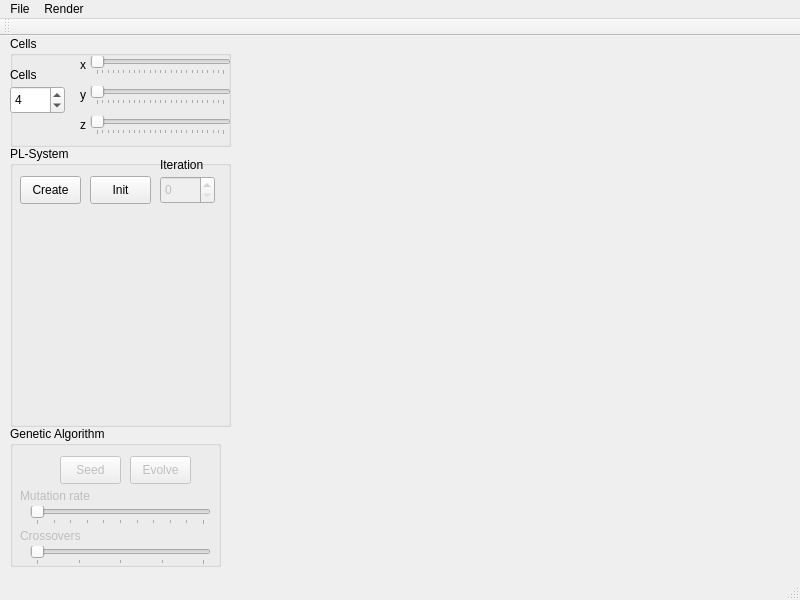
The window that mainwindow.ui (caro3801/plsys) describes before a commit, drawn with Qt 5.
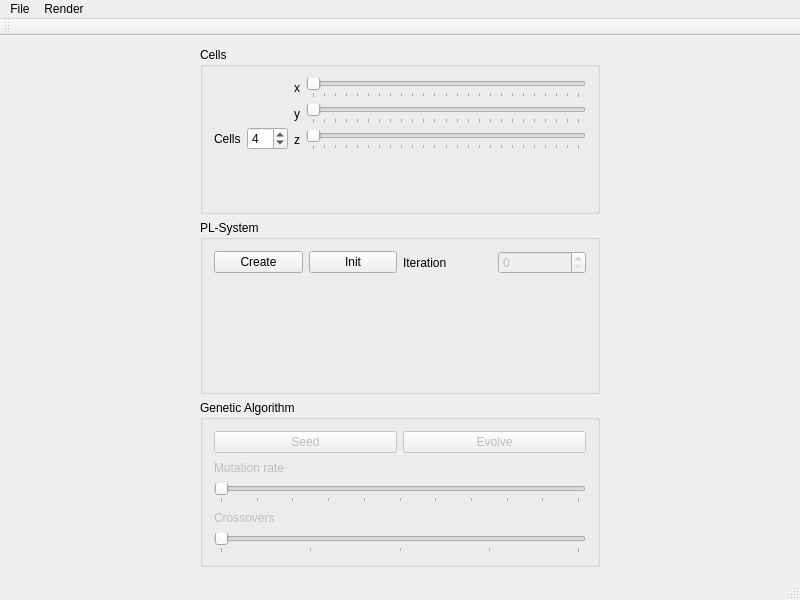
The same window after the commit. Custom widgets are drawn as their Qt base class.

What changed in the file:
```diff
--- a/mainwindow.ui
+++ b/mainwindow.ui
@@ -11,7 +11,7 @@
    </rect>
   </property>
   <property name="sizePolicy">
-   <sizepolicy hsizetype="Preferred" vsizetype="Preferred">
+   <sizepolicy hsizetype="Maximum" vsizetype="MinimumExpanding">
     <horstretch>0</horstretch>
     <verstretch>0</verstretch>
    </sizepolicy>
@@ -24,420 +24,366 @@
   </property>
   <property name="maximumSize">
    <size>
-    <width>800</width>
-    <height>600</height>
+    <width>3000</width>
+    <height>3000</height>
    </size>
   </property>
   <property name="windowTitle">
    <string>MainWindow</string>
   </property>
   <widget class="QWidget" name="centralWidget">
-   <widget class="QGroupBox" name="groupBoxAG">
-    <property name="enabled">
-     <bool>true</bool>
-    </property>
-    <property name="geometry">
-     <rect>
-      <x>10</x>
-      <y>390</y>
-      <width>211</width>
-      <height>141</height>
-     </rect>
-    </property>
-    <property name="title">
-     <string>Genetic Algorithm</string>
-    </property>
-    <widget class="QPushButton" name="pushButtonSeedAG">
-     <property name="enabled">
-      <bool>false</bool>
-     </property>
-     <property name="geometry">
-      <rect>
-       <x>50</x>
-       <y>30</y>
-       <width>61</width>
-       <height>28</height>
-      </rect>
-     </property>
-     <property name="text">
-      <string>Seed</string>
-     </property>
-    </widget>
-    <widget class="QPushButton" name="pushButtonEvolveAG">
-     <property name="enabled">
-      <bool>false</bool>
-     </property>
-     <property name="geometry">
-      <rect>
-       <x>120</x>
-       <y>30</y>
-       <width>61</width>
-       <height>28</height>
-      </rect>
-     </property>
-     <property name="text">
-      <string>Evolve</string>
-     </property>
-    </widget>
-    <widget class="QSlider" name="horizontalSliderMutations">
-     <property name="enabled">
-      <bool>false</bool>
-     </property>
-     <property name="geometry">
-      <rect>
-       <x>20</x>
-       <y>80</y>
-       <width>181</width>
-       <height>19</height>
-      </rect>
-     </property>
-     <property name="maximum">
-      <number>100</number>
-     </property>
-     <property name="orientation">
-      <enum>Qt::Horizontal</enum>
-     </property>
-     <property name="tickPosition">
-      <enum>QSlider::TicksBelow</enum>
-     </property>
-     <property name="tickInterval">
-      <number>10</number>
-     </property>
-    </widget>
-    <widget class="QSlider" name="horizontalSliderCrossover">
-     <property name="enabled">
-      <bool>false</bool>
-     </property>
-     <property name="geometry">
-      <rect>
-       <x>20</x>
-       <y>120</y>
-       <width>181</width>
-       <height>19</height>
-      </rect>
-     </property>
-     <property name="maximum">
-      <number>4</number>
-     </property>
-     <property name="pageStep">
-      <number>1</number>
-     </property>
-     <property name="orientation">
-      <enum>Qt::Horizontal</enum>
-     </property>
-     <property name="tickPosition">
-      <enum>QSlider::TicksBelow</enum>
-     </property>
-     <property name="tickInterval">
-      <number>1</number>
-     </property>
-    </widget>
-    <widget class="QLabel" name="labelMutRate">
-     <property name="enabled">
-      <bool>false</bool>
-     </property>
-     <property name="geometry">
-      <rect>
-       <x>10</x>
-       <y>60</y>
-       <width>81</width>
-       <height>20</height>
-      </rect>
-     </property>
-     <property name="text">
-      <string>Mutation rate</string>
-     </property>
-    </widget>
-    <widget class="QLabel" name="labelCrossRate">
-     <property name="enabled">
-      <bool>false</bool>
-     </property>
-     <property name="geometry">
-      <rect>
-       <x>10</x>
-       <y>100</y>
-       <width>81</width>
-       <height>20</height>
-      </rect>
-     </property>
-     <property name="text">
-      <string>Crossovers</string>
-     </property>
-    </widget>
-   </widget>
-   <widget class="QGroupBox" name="groupBoxPLSys">
-    <property name="geometry">
-     <rect>
-      <x>10</x>
-      <y>110</y>
-      <width>221</width>
-      <height>281</height>
-     </rect>
-    </property>
-    <property name="sizePolicy">
-     <sizepolicy hsizetype="Expanding" vsizetype="Preferred">
-      <horstretch>0</horstretch>
-      <verstretch>0</verstretch>
-     </sizepolicy>
-    </property>
-    <property name="title">
-     <string>PL-System</string>
-    </property>
-    <widget class="QPushButton" name="pushButtonCreatePLSys">
-     <property name="geometry">
-      <rect>
-       <x>10</x>
-       <y>30</y>
-       <width>61</width>
-       <height>28</height>
-      </rect>
-     </property>
-     <property name="text">
-      <string>Create</string>
-     </property>
-    </widget>
-    <widget class="QPushButton" name="pushButtonInitPLSys">
-     <property name="geometry">
-      <rect>
-       <x>80</x>
-       <y>30</y>
-       <width>61</width>
-       <height>28</height>
-      </rect>
-     </property>
-     <property name="text">
-      <string>Init</string>
-     </property>
-    </widget>
-    <widget class="QSpinBox" name="spinBoxIteration">
-     <property name="enabled">
-      <bool>false</bool>
-     </property>
-     <property name="geometry">
-      <rect>
-       <x>150</x>
-       <y>30</y>
-       <width>55</width>
-       <height>28</height>
-      </rect>
-     </property>
-     <property name="maximum">
-      <number>200</number>
-     </property>
-    </widget>
-    <widget class="QLabel" name="label_5">
-     <property name="geometry">
-      <rect>
-       <x>150</x>
-       <y>10</y>
-       <width>58</width>
-       <height>18</height>
-      </rect>
-     </property>
-     <property name="text">
-      <string>Iteration</string>
-     </property>
-    </widget>
-    <widget class="GLWidget" name="widgetPLSys" native="true">
-     <property name="geometry">
-      <rect>
-       <x>10</x>
-       <y>80</y>
-       <width>201</width>
-       <height>191</height>
-      </rect>
-     </property>
-    </widget>
-   </widget>
-   <widget class="QWidget" name="gridLayoutWidget">
-    <property name="geometry">
-     <rect>
-      <x>240</x>
-      <y>10</y>
-      <width>551</width>
-      <height>521</height>
-     </rect>
-    </property>
-    <layout class="QGridLayout" name="gridLayoutCells">
-     <property name="sizeConstraint">
-      <enum>QLayout::SetMaximumSize</enum>
-     </property>
-    </layout>
-   </widget>
-   <widget class="QGroupBox" name="groupBoxCells">
-    <property name="geometry">
-     <rect>
-      <x>10</x>
-      <y>0</y>
-      <width>221</width>
-      <height>111</height>
-     </rect>
-    </property>
-    <property name="title">
-     <string>Cells</string>
-    </property>
-    <widget class="QSlider" name="horizontalSliderX">
-     <property name="geometry">
-      <rect>
-       <x>80</x>
-       <y>20</y>
-       <width>141</width>
-       <height>19</height>
-      </rect>
-     </property>
-     <property name="maximum">
-      <number>5760</number>
-     </property>
-     <property name="singleStep">
-      <number>16</number>
-     </property>
-     <property name="pageStep">
-      <number>240</number>
-     </property>
-     <property name="orientation">
-      <enum>Qt::Horizontal</enum>
-     </property>
-     <property name="invertedAppearance">
-      <bool>false</bool>
-     </property>
-     <property name="invertedControls">
-      <bool>false</bool>
-     </property>
-     <property name="tickPosition">
-      <enum>QSlider::TicksBelow</enum>
-     </property>
-     <property name="tickInterval">
-      <number>240</number>
-     </property>
-    </widget>
-    <widget class="QSlider" name="horizontalSliderY">
-     <property name="geometry">
-      <rect>
-       <x>80</x>
-       <y>50</y>
-       <width>141</width>
-       <height>19</height>
-      </rect>
-     </property>
-     <property name="maximum">
-      <number>5760</number>
-     </property>
-     <property name="singleStep">
-      <number>16</number>
-     </property>
-     <property name="pageStep">
-      <number>240</number>
-     </property>
-     <property name="orientation">
-      <enum>Qt::Horizontal</enum>
-     </property>
-     <property name="tickPosition">
-      <enum>QSlider::TicksBelow</enum>
-     </property>
-     <property name="tickInterval">
-      <number>240</number>
-     </property>
-    </widget>
-    <widget class="QSlider" name="horizontalSliderZ">
-     <property name="geometry">
-      <rect>
-       <x>80</x>
-       <y>80</y>
-       <width>141</width>
-       <height>19</height>
-      </rect>
-     </property>
-     <property name="maximum">
-      <number>5760</number>
-     </property>
-     <property name="singleStep">
-      <number>16</number>
-     </property>
-     <property name="pageStep">
-      <number>240</number>
-     </property>
-     <property name="orientation">
-      <enum>Qt::Horizontal</enum>
-     </property>
-     <property name="tickPosition">
-      <enum>QSlider::TicksBelow</enum>
-     </property>
-     <property name="tickInterval">
-      <number>240</number>
-     </property>
-    </widget>
-    <widget class="QLabel" name="label_3">
-     <property name="geometry">
-      <rect>
-       <x>0</x>
-       <y>30</y>
-       <width>58</width>
-       <height>18</height>
-      </rect>
-     </property>
-     <property name="text">
-      <string>Cells</string>
-     </property>
-    </widget>
-    <widget class="QSpinBox" name="spinBoxNbCells">
-     <property name="geometry">
-      <rect>
-       <x>0</x>
-       <y>50</y>
-       <width>55</width>
-       <height>28</height>
-      </rect>
-     </property>
-     <property name="maximum">
-      <number>16</number>
-     </property>
-     <property name="singleStep">
-      <number>1</number>
-     </property>
-     <property name="value">
-      <number>4</number>
-     </property>
-    </widget>
-    <widget class="QLabel" name="label_4">
-     <property name="geometry">
-      <rect>
-       <x>70</x>
-       <y>20</y>
-       <width>16</width>
-       <height>18</height>
-      </rect>
-     </property>
-     <property name="text">
-      <string>x</string>
-     </property>
-    </widget>
-    <widget class="QLabel" name="label_6">
-     <property name="geometry">
-      <rect>
-       <x>70</x>
-       <y>50</y>
-       <width>16</width>
-       <height>18</height>
-      </rect>
-     </property>
-     <property name="text">
-      <string>y</string>
-     </property>
-    </widget>
-    <widget class="QLabel" name="label_7">
-     <property name="geometry">
-      <rect>
-       <x>70</x>
-       <y>80</y>
-       <width>16</width>
-       <height>18</height>
-      </rect>
-     </property>
-     <property name="text">
-      <string>z</string>
-     </property>
-    </widget>
-   </widget>
+   <layout class="QGridLayout" name="gridLayout">
+    <item row="0" column="0">
+     <layout class="QHBoxLayout" name="horizontalLayout_5">
+      <item>
+       <layout class="QVBoxLayout" name="verticalLayout_5">
+        <property name="sizeConstraint">
+         <enum>QLayout::SetMinAndMaxSize</enum>
+        </property>
+        <item>
+         <widget class="QGroupBox" name="groupBoxCells">
+          <property name="sizePolicy">
+           <sizepolicy hsizetype="Fixed" vsizetype="MinimumExpanding">
+            <horstretch>0</horstretch>
+            <verstretch>0</verstretch>
+           </sizepolicy>
+          </property>
+          <property name="minimumSize">
+           <size>
+            <width>400</width>
+            <height>0</height>
+           </size>
+          </property>
+          <property name="title">
+           <string>Cells</string>
+          </property>
+          <layout class="QHBoxLayout" name="horizontalLayout_4">
+           <item>
+            <layout class="QHBoxLayout" name="horizontalLayout_3">
+             <item>
+              <widget class="QLabel" name="label_3">
+               <property name="text">
+                <string>Cells</string>
+               </property>
+              </widget>
+             </item>
+             <item>
+              <widget class="QSpinBox" name="spinBoxNbCells">
+               <property name="maximum">
+                <number>16</number>
+               </property>
+               <property name="singleStep">
+                <number>1</number>
+               </property>
+               <property name="value">
+                <number>4</number>
+               </property>
+              </widget>
+             </item>
+            </layout>
+           </item>
+           <item>
+            <layout class="QFormLayout" name="formLayout">
+             <item row="0" column="0">
+              <widget class="QLabel" name="label_4">
+               <property name="text">
+                <string>x</string>
+               </property>
+              </widget>
+             </item>
+             <item row="0" column="1">
+              <widget class="QSlider" name="horizontalSliderX">
+               <property name="maximum">
+                <number>5760</number>
+               </property>
+               <property name="singleStep">
+                <number>16</number>
+               </property>
+               <property name="pageStep">
+                <number>240</number>
+               </property>
+               <property name="orientation">
+                <enum>Qt::Horizontal</enum>
+               </property>
+               <property name="invertedAppearance">
+                <bool>false</bool>
+               </property>
+               <property name="invertedControls">
+                <bool>false</bool>
+               </property>
+               <property name="tickPosition">
+                <enum>QSlider::TicksBelow</enum>
+               </property>
+               <property name="tickInterval">
+                <number>240</number>
+               </property>
+              </widget>
+             </item>
+             <item row="1" column="0">
+              <widget class="QLabel" name="label_6">
+               <property name="text">
+                <string>y</string>
+               </property>
+              </widget>
+             </item>
+             <item row="1" column="1">
+              <widget class="QSlider" name="horizontalSliderY">
+               <property name="maximum">
+                <number>5760</number>
+               </property>
+               <property name="singleStep">
+                <number>16</number>
+               </property>
+               <property name="pageStep">
+                <number>240</number>
+               </property>
+               <property name="orientation">
+                <enum>Qt::Horizontal</enum>
+               </property>
+               <property name="tickPosition">
+                <enum>QSlider::TicksBelow</enum>
+               </property>
+               <property name="tickInterval">
+                <number>240</number>
+               </property>
+              </widget>
+             </item>
+             <item row="2" column="0">
+              <widget class="QLabel" name="label_7">
+               <property name="text">
+                <string>z</string>
+               </property>
+              </widget>
+             </item>
+             <item row="2" column="1">
+              <widget class="QSlider" name="horizontalSliderZ">
+               <property name="maximum">
+                <number>5760</number>
+               </property>
+               <property name="singleStep">
+                <number>16</number>
+               </property>
+               <property name="pageStep">
+                <number>240</number>
+               </property>
+               <property name="orientation">
+                <enum>Qt::Horizontal</enum>
+               </property>
+               <property name="tickPosition">
+                <enum>QSlider::TicksBelow</enum>
+               </property>
+               <property name="tickInterval">
+                <number>240</number>
+               </property>
+              </widget>
+             </item>
+            </layout>
+           </item>
+          </layout>
+         </widget>
+        </item>
+        <item>
+         <widget class="QGroupBox" name="groupBoxPLSys">
+          <property name="sizePolicy">
+           <sizepolicy hsizetype="Fixed" vsizetype="Maximum">
+            <horstretch>0</horstretch>
+            <verstretch>0</verstretch>
+           </sizepolicy>
+          </property>
+          <property name="minimumSize">
+           <size>
+            <width>400</width>
+            <height>0</height>
+           </size>
+          </property>
+          <property name="maximumSize">
+           <size>
+            <width>1000</width>
+            <height>1000</height>
+           </size>
+          </property>
+          <property name="title">
+           <string>PL-System</string>
+          </property>
+          <layout class="QVBoxLayout" name="verticalLayout_3">
+           <item>
+            <layout class="QHBoxLayout" name="horizontalLayout">
+             <property name="sizeConstraint">
+              <enum>QLayout::SetMinimumSize</enum>
+             </property>
+             <item>
+              <widget class="QPushButton" name="pushButtonCreatePLSys">
+               <property name="text">
+                <string>Create</string>
+               </property>
+              </widget>
+             </item>
+             <item>
+              <widget class="QPushButton" name="pushButtonInitPLSys">
+               <property name="text">
+                <string>Init</string>
+               </property>
+              </widget>
+             </item>
+             <item>
+              <widget class="QLabel" name="label_5">
+               <property name="text">
+                <string>Iteration</string>
+               </property>
+              </widget>
+             </item>
+             <item>
+              <widget class="QSpinBox" name="spinBoxIteration">
+               <property name="enabled">
+                <bool>false</bool>
+               </property>
+               <property name="maximum">
+                <number>200</number>
+               </property>
+              </widget>
+             </item>
+            </layout>
+           </item>
+           <item alignment="Qt::AlignHCenter">
+            <widget class="GLWidget" name="widgetPLSys" native="true">
+             <property name="sizePolicy">
+              <sizepolicy hsizetype="Maximum" vsizetype="Maximum">
+               <horstretch>0</horstretch>
+               <verstretch>0</verstretch>
+              </sizepolicy>
+             </property>
+             <property name="minimumSize">
+              <size>
+               <width>100</width>
+               <height>100</height>
+              </size>
+             </property>
+            </widget>
+           </item>
+          </layout>
+         </widget>
+        </item>
+        <item>
+         <widget class="QGroupBox" name="groupBoxAG">
+          <property name="enabled">
+           <bool>true</bool>
+          </property>
+          <property name="sizePolicy">
+           <sizepolicy hsizetype="Fixed" vsizetype="MinimumExpanding">
+            <horstretch>0</horstretch>
+            <verstretch>0</verstretch>
+           </sizepolicy>
+          </property>
+          <property name="minimumSize">
+           <size>
+            <width>400</width>
+            <height>0</height>
+           </size>
+          </property>
+          <property name="title">
+           <string>Genetic Algorithm</string>
+          </property>
+          <layout class="QVBoxLayout" name="verticalLayout_4">
+           <item>
+            <layout class="QHBoxLayout" name="horizontalLayout_2">
+             <item>
+              <widget class="QPushButton" name="pushButtonSeedAG">
+               <property name="enabled">
+                <bool>false</bool>
+               </property>
+               <property name="text">
+                <string>Seed</string>
+               </property>
+              </widget>
+             </item>
+             <item>
+              <widget class="QPushButton" name="pushButtonEvolveAG">
+               <property name="enabled">
+                <bool>false</bool>
+               </property>
+               <property name="text">
+                <string>Evolve</string>
+               </property>
+              </widget>
+             </item>
+            </layout>
+           </item>
+           <item>
+            <widget class="QLabel" name="labelMutRate">
+             <property name="enabled">
+              <bool>false</bool>
+             </property>
+             <property name="text">
+              <string>Mutation rate</string>
+             </property>
+            </widget>
+           </item>
+           <item>
+            <widget class="QSlider" name="horizontalSliderMutations">
+             <property name="enabled">
+              <bool>false</bool>
+             </property>
+             <property name="maximum">
+              <number>100</number>
+             </property>
+             <property name="orientation">
+              <enum>Qt::Horizontal</enum>
+             </property>
+             <property name="tickPosition">
+              <enum>QSlider::TicksBelow</enum>
+             </property>
+             <property name="tickInterval">
+              <number>10</number>
+             </property>
+            </widget>
+           </item>
+           <item>
+            <widget class="QLabel" name="labelCrossRate">
+             <property name="enabled">
+              <bool>false</bool>
+             </property>
+             <property name="text">
+              <string>Crossovers</string>
+             </property>
+            </widget>
+           </item>
+           <item>
+            <widget class="QSlider" name="horizontalSliderCrossover">
+             <property name="enabled">
+              <bool>false</bool>
+             </property>
+             <property name="maximum">
+              <number>4</number>
+             </property>
+             <property name="pageStep">
+              <number>1</number>
+             </property>
+             <property name="orientation">
+              <enum>Qt::Horizontal</enum>
+             </property>
+             <property name="tickPosition">
+              <enum>QSlider::TicksBelow</enum>
+             </property>
+             <property name="tickInterval">
+              <number>1</number>
+             </property>
+            </widget>
+           </item>
+          </layout>
+         </widget>
+        </item>
+       </layout>
+      </item>
+      <item>
+       <layout class="QGridLayout" name="gridLayoutCells">
+        <property name="sizeConstraint">
+         <enum>QLayout::SetMaximumSize</enum>
+        </property>
+       </layout>
+      </item>
+     </layout>
+    </item>
+   </layout>
   </widget>
   <widget class="QMenuBar" name="menuBar">
    <property name="geometry">
```
Left out of the diff: 20 changed lines with no effect on the pictures.
